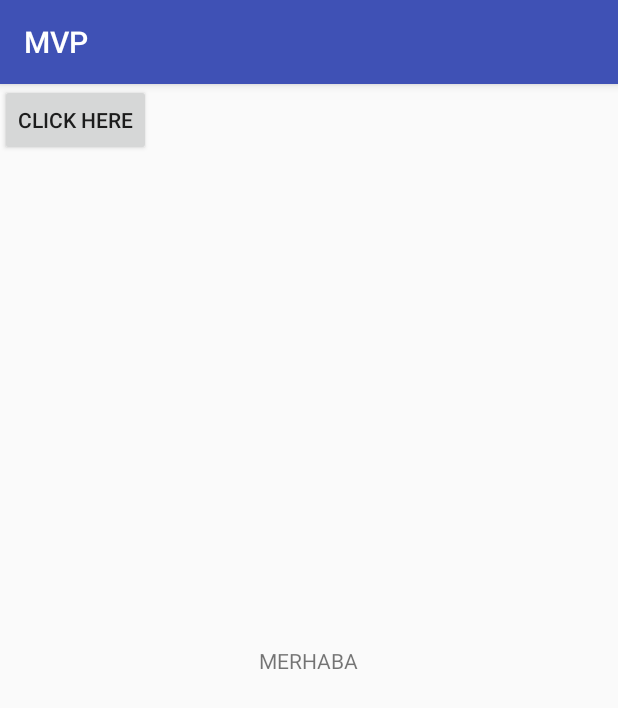
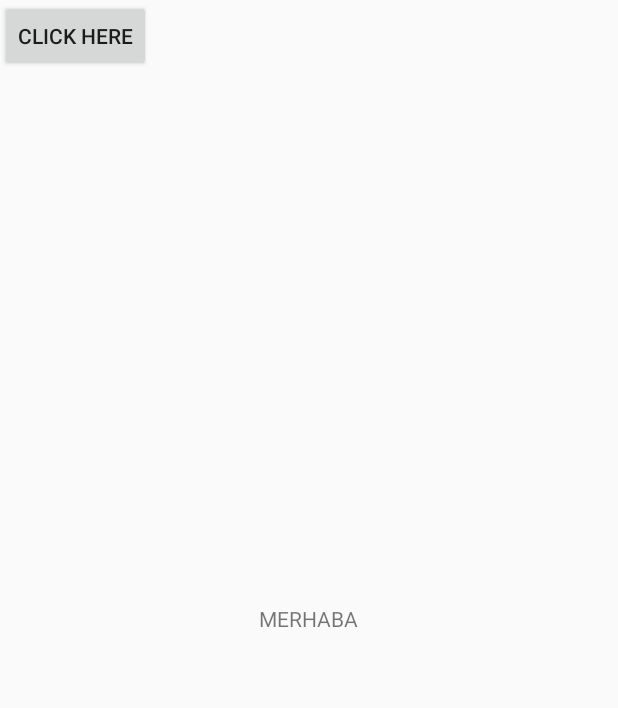
Before and after one commit to KuiGoan/MVP, an Android app: the screen it shows after launch (MainActivity), on a phone screen of 412 x 824 dp. Shown: the top 708 px of the screen. Run offline under Robolectric (Android 15) with nearby library versions, the phone set to English and light mode, and no system bars; our stand-ins replace ButterKnife.

```diff
--- a/app/src/main/AndroidManifest.xml
+++ b/app/src/main/AndroidManifest.xml
@@ -13,7 +13,7 @@
         android:roundIcon="@mipmap/ic_launcher_round"
         android:supportsRtl="true"
         android:theme="@style/AppTheme">
-        <activity android:name=".MainActivity">
+        <activity android:name=".home.MainActivity">
             <intent-filter>
                 <action android:name="android.intent.action.MAIN" />
 
--- a/app/src/main/java/com/ifi/kuirrin/mvp/base/di/ActivityModule.java
+++ b/app/src/main/java/com/ifi/kuirrin/mvp/base/di/ActivityModule.java
@@ -2,8 +2,8 @@ package com.ifi.kuirrin.mvp.base.di;
 
 import android.content.Context;
 
-import com.ifi.kuirrin.mvp.IMainContract;
-import com.ifi.kuirrin.mvp.MainPresenter;
+import com.ifi.kuirrin.mvp.home.IMainContract;
+import com.ifi.kuirrin.mvp.home.MainPresenter;
 
 //import javax.inject.Singleton;
 //
--- a/app/src/main/java/com/ifi/kuirrin/mvp/base/di/IActivityComponent.java
+++ b/app/src/main/java/com/ifi/kuirrin/mvp/base/di/IActivityComponent.java
@@ -1,10 +1,6 @@
 package com.ifi.kuirrin.mvp.base.di;
 
-import com.ifi.kuirrin.mvp.MainActivity;
-
-import javax.inject.Singleton;
-
-import dagger.Component;
+import com.ifi.kuirrin.mvp.home.MainActivity;
 
 /**
  * Created by ddquy on 7/14/2017.
--- a/app/src/main/java/com/ifi/kuirrin/mvp/IMainContract.java
+++ b/app/src/main/java/com/ifi/kuirrin/mvp/home/IMainContract.java
@@ -1,4 +1,4 @@
-package com.ifi.kuirrin.mvp;
+package com.ifi.kuirrin.mvp.home;
 
 import com.ifi.kuirrin.mvp.base.IBasePresenter;
 import com.ifi.kuirrin.mvp.base.IBaseView;
--- a/app/src/main/java/com/ifi/kuirrin/mvp/MainActivity.java
+++ b/app/src/main/java/com/ifi/kuirrin/mvp/home/MainActivity.java
@@ -1,4 +1,4 @@
-package com.ifi.kuirrin.mvp;
+package com.ifi.kuirrin.mvp.home;
 
 import android.content.Intent;
 import android.os.Bundle;
@@ -7,6 +7,7 @@ import android.view.View;
 import android.widget.Button;
 import android.widget.TextView;
 
+import com.ifi.kuirrin.mvp.R;
 import com.ifi.kuirrin.mvp.base.BaseActivity;
 import com.ifi.kuirrin.mvp.takephoto.CameraActivity;
 
--- a/app/src/main/java/com/ifi/kuirrin/mvp/MainPresenter.java
+++ b/app/src/main/java/com/ifi/kuirrin/mvp/home/MainPresenter.java
@@ -1,4 +1,4 @@
-package com.ifi.kuirrin.mvp;
+package com.ifi.kuirrin.mvp.home;
 
 import com.ifi.kuirrin.mvp.base.BasePresenter;
 
--- a/app/src/main/res/layout/activity_main.xml
+++ b/app/src/main/res/layout/activity_main.xml
@@ -5,7 +5,7 @@
     android:layout_width="match_parent"
     android:layout_height="match_parent"
     android:id="@+id/activity_main"
-    tools:context="com.ifi.kuirrin.mvp.MainActivity">
+    tools:context="com.ifi.kuirrin.mvp.home.MainActivity">
 
     <TextView
         android:id="@+id/tvHello"
--- a/app/src/main/res/values/styles.xml
+++ b/app/src/main/res/values/styles.xml
@@ -1,7 +1,7 @@
 <resources>
 
     <!-- Base application theme. -->
-    <style name="AppTheme" parent="Theme.AppCompat.Light.DarkActionBar">
+    <style name="AppTheme" parent="Theme.AppCompat.Light.NoActionBar">
         <!-- Customize your theme here. -->
         <item name="colorPrimary">@color/colorPrimary</item>
         <item name="colorPrimaryDark">@color/colorPrimaryDark</item>
```
